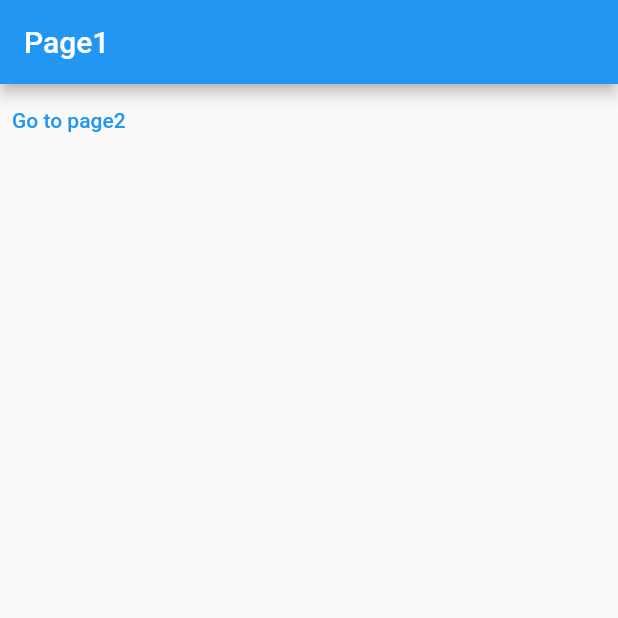
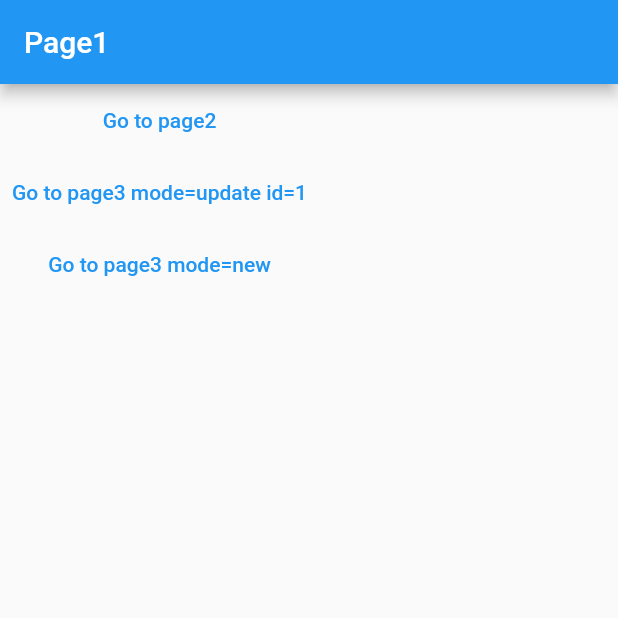
Before and after one commit to fluttersalon/gorouter, a Flutter app: the screen it shows after launch, on a phone screen of 412 x 824 dp, the top half of it. Run offline on Flutter 3.47's test engine with Material 2 defaults, Android fonts, the phone set to English and light mode, and no system bars; our stand-ins replace go_router.

Commit message:
page3 を追加

```diff
--- a/lib/page1.dart
+++ b/lib/page1.dart
@@ -1,6 +1,7 @@
 import 'package:flutter/material.dart';
 import 'package:go_router/go_router.dart';
 import 'package:gorouter/page2.dart';
+import 'package:gorouter/page3.dart';
 
 class Page1 extends StatefulWidget {
   const Page1({Key? key}) : super(key: key);
@@ -17,9 +18,21 @@ class _Page1State extends State<Page1> {
       appBar: AppBar(
         title: const Text('Page1'),
       ),
-      body: TextButton(
-        onPressed: () => GoRouter.of(context).push(Page2.id),
-        child: Text('Go to page2'),
+      body: Column(
+        children: [
+          TextButton(
+            onPressed: () => GoRouter.of(context).push(Page2.id),
+            child: Text('Go to page2'),
+          ),
+          TextButton(
+            onPressed: () => GoRouter.of(context).push('/page3/update/1'),
+            child: Text('Go to page3 mode=update id=1'),
+          ),
+          TextButton(
+            onPressed: () => GoRouter.of(context).push('/page3/new'),
+            child: Text('Go to page3 mode=new'),
+          ),
+        ],
       ),
     );
   }
--- /dev/null
+++ b/lib/page3.dart
@@ -0,0 +1,31 @@
+import 'package:flutter/cupertino.dart';
+import 'package:flutter/material.dart';
+import 'package:go_router/go_router.dart';
+
+class Page3 extends StatefulWidget {
+  Page3(this.mode, {this.id, Key? key}) : super(key: key);
+
+  static const path = '/page3/:mode/:id';
+  static const pathNoId = '/page3/:mode';
+
+  final String mode;
+  final String? id;
+
+  @override
+  _Page3State createState() => _Page3State();
+}
+
+class _Page3State extends State<Page3> {
+  @override
+  Widget build(BuildContext context) {
+    return Scaffold(
+      appBar: AppBar(
+        title: Text('Page3 [mode=${widget.mode} id=${widget.id ?? 'no  id'}]'),
+      ),
+      body: TextButton(
+        onPressed: () => GoRouter.of(context).pop(),
+        child: Text('back'),
+      ),
+    );
+  }
+}
--- a/lib/router.dart
+++ b/lib/router.dart
@@ -2,6 +2,7 @@ import 'package:flutter/material.dart';
 import 'package:go_router/go_router.dart';
 import 'package:gorouter/page1.dart';
 import 'package:gorouter/page2.dart';
+import 'package:gorouter/page3.dart';
 
 final router = GoRouter(
   initialLocation: Page1.id,
@@ -18,5 +19,20 @@ final router = GoRouter(
         child: Page2(),
       ),
     ),
+    GoRoute(
+      path: Page3.path,
+      builder: (BuildContext context, GoRouterState state) {
+        final mode = state.params['mode'] ?? 'default';
+        final id = state.params['id'];
+        return Page3(mode, id: id);
+      },
+    ),
+    GoRoute(
+      path: Page3.pathNoId,
+      builder: (BuildContext context, GoRouterState state) {
+        final mode = state.params['mode'] ?? 'default';
+        return Page3(mode);
+      },
+    ),
   ],
 );
```
